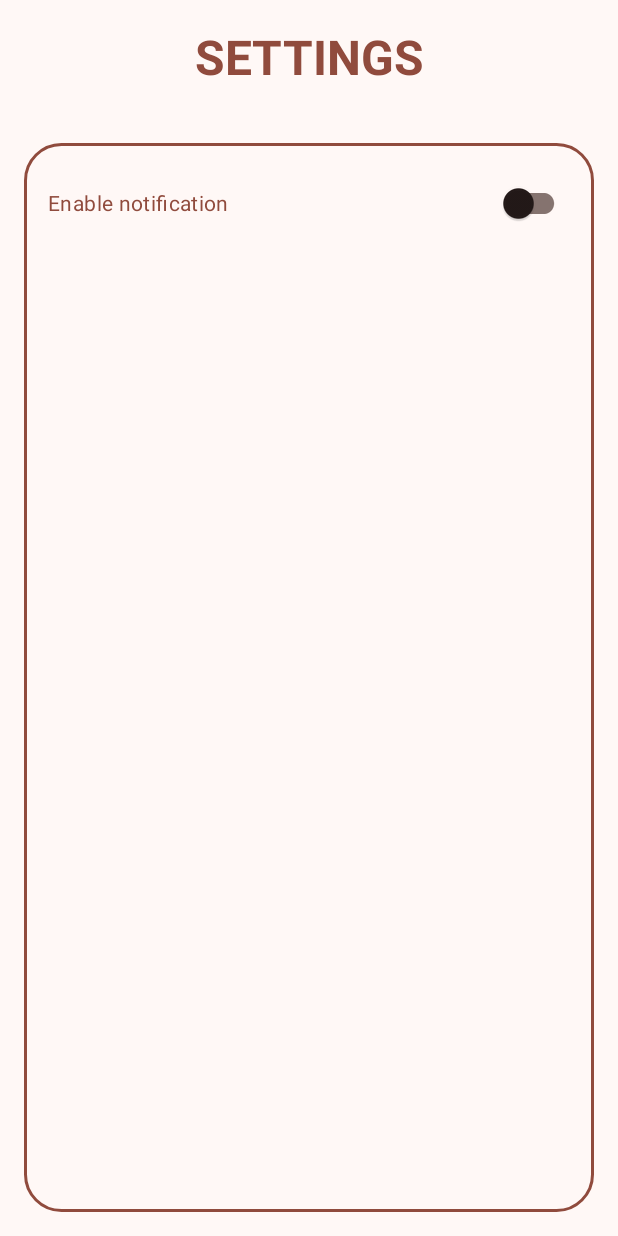
After one commit to j-mouellic/OpenClassRooms-P7-Go4Lunch, an Android app: the layout activity_settings.xml on its own in the app's theme, with its tools: preview values and no code run, on a phone screen of 412 x 824 dp. The commit adds this screen. Run offline under Robolectric (Android 15) with nearby library versions, the phone set to English and light mode, and no system bars.

Commit message:
feat: Add Settings and Authentication activities
- Implement Settings activity to manage user notification preferences.
- Create Authentication activity integrating Firebase Authentication for user sign-in and sign-out.

```diff
--- /dev/null
+++ b/app/src/main/res/layout/activity_settings.xml
@@ -0,0 +1,42 @@
+<?xml version="1.0" encoding="utf-8"?>
+<androidx.constraintlayout.widget.ConstraintLayout xmlns:android="http://schemas.android.com/apk/res/android"
+    xmlns:app="http://schemas.android.com/apk/res-auto"
+    xmlns:tools="http://schemas.android.com/tools"
+    android:layout_width="match_parent"
+    android:layout_height="match_parent"
+    android:padding="16dp"
+    tools:context=".view.SettingsActivity">
+
+    <TextView
+        android:id="@+id/textView"
+        android:layout_width="wrap_content"
+        android:layout_height="wrap_content"
+        android:text="@string/title_settings"
+        android:textSize="32sp"
+        android:textColor="@color/md_theme_primary"
+        android:textStyle="bold"
+        app:layout_constraintEnd_toEndOf="parent"
+        app:layout_constraintStart_toStartOf="parent"
+        app:layout_constraintTop_toTopOf="parent" />
+
+    <LinearLayout
+        android:layout_width="match_parent"
+        android:layout_height="0dp"
+        android:padding="16dp"
+        android:orientation="vertical"
+        android:layout_marginTop="36dp"
+        android:background="@drawable/settings_background"
+        app:layout_constraintBottom_toBottomOf="parent"
+        app:layout_constraintEnd_toEndOf="parent"
+        app:layout_constraintStart_toStartOf="parent"
+        app:layout_constraintTop_toBottomOf="@+id/textView">
+
+        <com.google.android.material.switchmaterial.SwitchMaterial
+            android:id="@+id/notificationSwitch"
+            android:textColor="@color/md_theme_primary"
+            android:layout_width="match_parent"
+            android:layout_height="wrap_content"
+            android:text="@string/action_enable_notification" />
+
+    </LinearLayout>
+</androidx.constraintlayout.widget.ConstraintLayout>
```
Also changed, not shown: app/src/main/java/com/julien/go4lunch/view/AuthActivity.java (added, +96 -0 lines), app/src/main/java/com/julien/go4lunch/view/SettingsActivity.java (added, +69 -0 lines), app/src/main/res/layout/activity_auth.xml (added, +11 -0 lines), app/src/main/res/values/strings.xml (+22 -0 lines), 1 other file.
